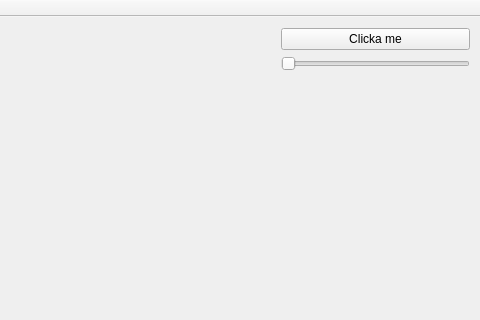
The window that XML_OpenGL/UI/mainwindow.ui (Elmatto753/OpenRoad) describes before a commit, drawn with Qt 5; both pictures show x 710 to 1190 and y 0 to 320 of the 1190 by 756 pixel window.
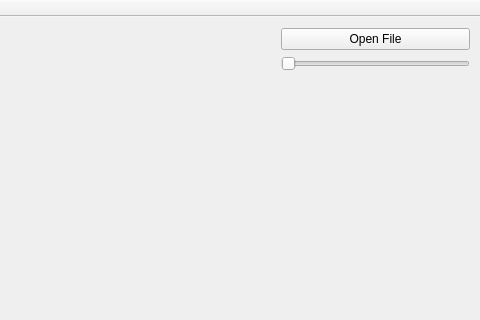
The same window after the commit.

```diff
--- a/XML_OpenGL/UI/mainwindow.ui
+++ b/XML_OpenGL/UI/mainwindow.ui
@@ -49,14 +49,7 @@
      </rect>
     </property>
     <layout class="QGridLayout" name="m_buttons">
-     <item row="0" column="0">
-      <widget class="QPushButton" name="m_clickme">
-       <property name="text">
-        <string>Clicka me</string>
-       </property>
-      </widget>
-     </item>
-     <item row="2" column="0">
+     <item row="3" column="0">
       <spacer name="verticalSpacer">
        <property name="orientation">
         <enum>Qt::Vertical</enum>
@@ -76,6 +69,13 @@
        </property>
       </widget>
      </item>
+     <item row="0" column="0">
+      <widget class="QPushButton" name="m_FileBrowse">
+       <property name="text">
+        <string>Open File</string>
+       </property>
+      </widget>
+     </item>
     </layout>
    </widget>
   </widget>
```
Left out of the diff: 4 changed lines with no effect on the pictures.
